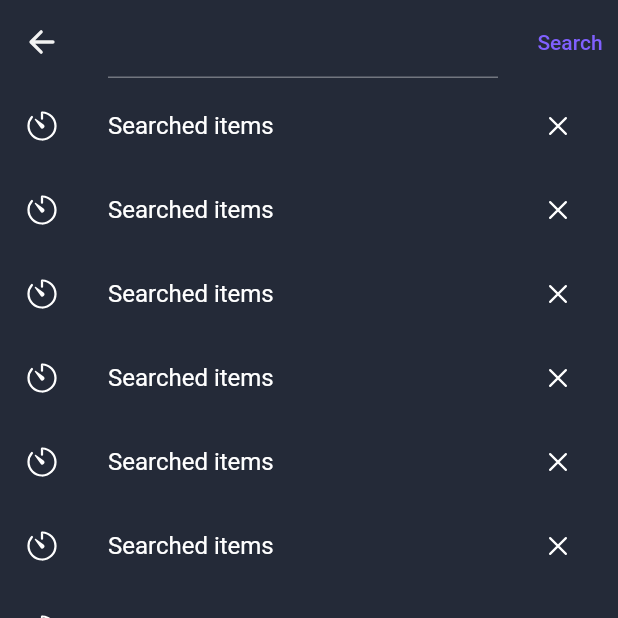
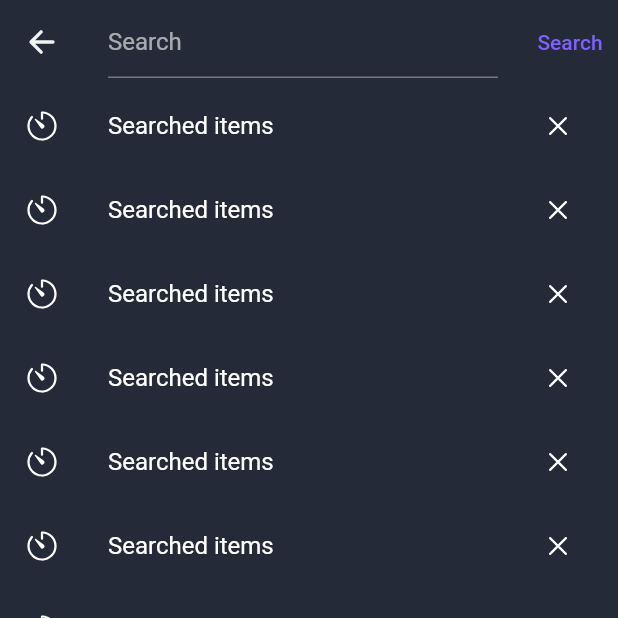
Before and after one commit to ho1yspirt/project_lagann, a Flutter app: the SearchScreen screen opened directly, on a phone screen of 412 x 824 dp, the top half of it. Run offline on Flutter 3.47's test engine with Material 2 defaults, Android fonts, the phone set to English and light mode, and no system bars; our stand-ins replace chewie, ionicons, timeago, video_player, wakelock; missing offline and left inert: auto_orientation; network calls fail.

Commit message:
On branch search_screen created separate folders for search_screen, changed path in others files to search_screen.dart 	modified:   lib/generated/intl/messages_en.dart 	modified:   lib/generated/l10n.dart 	modified:   lib/l10n/intl_en.arb 	modified:   lib/screens/home_screens/home_screen.dart 	renamed:    lib/screens/search_screen.dart -> lib/screens/search_screens/search_screen.dart 	modified:   lib/utils/theme.dart 	modified:   lib/widgets/sliver_appbar.dart

```diff
--- a/lib/l10n/intl_en.arb
+++ b/lib/l10n/intl_en.arb
@@ -9,6 +9,7 @@
     "action_comments":"Comments",
     "action_likes":"Likes",
     "action_share": "Share",
+    "action_search":"Search",
     "action_notinterested": "Not interested",
     "setteings_message_dont_recom": "Don’t recommend this user's video",
     "action_report": "Report",
--- a/lib/screens/home_screens/home_screen.dart
+++ b/lib/screens/home_screens/home_screen.dart
@@ -2,7 +2,7 @@ import 'package:flutter/material.dart';
 import 'package:ionicons/ionicons.dart';
 import 'package:project_lagann/screens/home_screens/home_all_screen.dart';
 import 'package:project_lagann/screens/notification_screens/notifications_screen.dart';
-import 'package:project_lagann/screens/search_screen.dart';
+import 'package:project_lagann/screens/search_screens/search_screen.dart';
 import 'package:project_lagann/utils/constants.dart';
 import '../../generated/l10n.dart';
 import 'home_followed_screen.dart';
--- a/lib/screens/search_screen.dart
+++ b/lib/screens/search_screens/search_screen.dart
@@ -1,8 +1,6 @@
 import 'package:flutter/material.dart';
 import 'package:ionicons/ionicons.dart';
-
-// TODO: create localize
-// TODO: assign adaptive theme
+import '../../generated/l10n.dart';
 
 class SearchScreen extends StatefulWidget {
   const SearchScreen({Key? key}) : super(key: key);
@@ -17,9 +15,12 @@ class _SearchScreenState extends State<SearchScreen> {
     return Scaffold(
       appBar: AppBar(
         title: TextFormField(
-            // TODO: implement method of searchcpntroller
-            // onFieldSubmitted: (value) => searchController.(value),
-            ),
+          decoration: InputDecoration(
+            hintText: S.of(context).action_search,
+          ),
+          // TODO: implement method of searchcpntroller
+          // onFieldSubmitted: (value) => searchController.(value),
+        ),
         leading: IconButton(
           onPressed: () {
             Navigator.of(context).maybePop();
@@ -30,7 +31,7 @@ class _SearchScreenState extends State<SearchScreen> {
           TextButton(
             // TODO: implement method of searchcpntroller
             onPressed: () {},
-            child: const Text('Search'),
+            child: Text(S.of(context).action_search),
           ),
         ],
       ),
--- a/lib/utils/theme.dart
+++ b/lib/utils/theme.dart
@@ -70,6 +70,7 @@ ThemeData kBasicTheme() => ThemeData(
       // text field
       inputDecorationTheme: const InputDecorationTheme(
         labelStyle: TextStyle(color: kWhiteColor),
+
         // enabledBorder: InputBorder(borderSide: BorderSide.none),
       ),
       // tooltip
--- a/lib/widgets/sliver_appbar.dart
+++ b/lib/widgets/sliver_appbar.dart
@@ -1,7 +1,7 @@
 import 'package:flutter/material.dart';
 import 'package:ionicons/ionicons.dart';
 import 'package:project_lagann/screens/notification_screens/notifications_screen.dart';
-import '../screens/search_screen.dart';
+import '../screens/search_screens/search_screen.dart';
 import '../utils/constants.dart';
 
 class SlivAppBar extends StatelessWidget {
```
Also changed, not shown: lib/generated/intl/messages_en.dart, lib/generated/l10n.dart.
